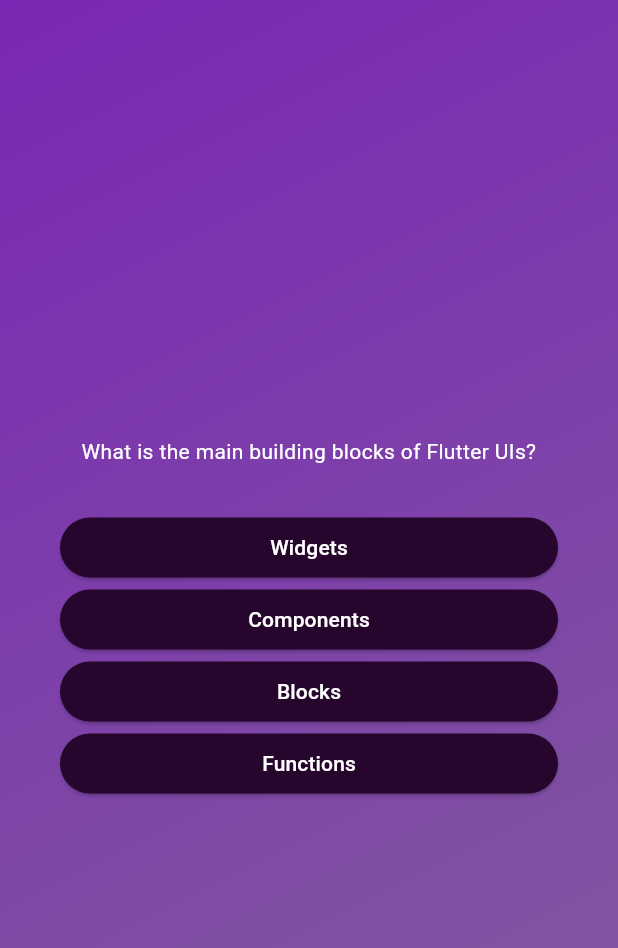
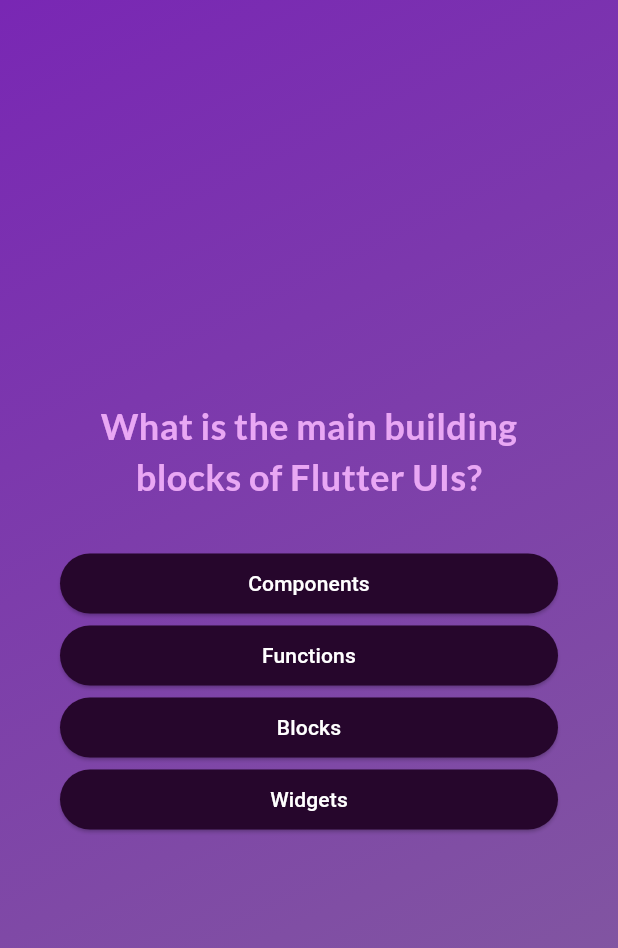
Before and after one commit to Tharani404/Quize_app_using_flutter, a Flutter app: the screen it shows after launch, after a tap on "Start Quiz", on a phone screen of 412 x 824 dp. Shown: the top 948 px of the screen. Run offline on Flutter 3.47's test engine with Material 3 defaults, Android fonts, the phone set to English and light mode, and no system bars; our stand-ins replace google_fonts.

```diff
--- a/lib/answer_button.dart
+++ b/lib/answer_button.dart
@@ -21,7 +21,7 @@ class AnswerButton extends StatelessWidget {
         shape: RoundedRectangleBorder(borderRadius: BorderRadius.circular(40),
       )
       ),
-      child: Text(answerText),
+      child: Text(answerText, textAlign: TextAlign.center,),
     );
   }
 }
--- a/lib/models/quiz_question.dart
+++ b/lib/models/quiz_question.dart
@@ -7,6 +7,12 @@ class QuizQuestion {
   final String text;
   final List<String> answer;
 
+  List<String>getShuffledAnswers() {
+    final shuffledList = List.of(answer);
+    shuffledList.shuffle();
+    return shuffledList;
+  }
+
 }
 
 // class _QuizQuestionState extends State<QuizQuestion> {
--- a/lib/questions_screen.dart
+++ b/lib/questions_screen.dart
@@ -1,9 +1,14 @@
 import 'package:flutter/material.dart';
 import 'package:quize_app/answer_button.dart';
 import 'package:quize_app/data/questions.dart';
+import 'package:google_fonts/google_fonts.dart';
 
+
+//widget class
 class QuestionsScreen extends StatefulWidget {
-  const QuestionsScreen(void Function() switchScreen, {super.key});
+  const QuestionsScreen({super.key, required this.onSelectAnswer,});
+
+  final void Function(String answer) onSelectAnswer;
 
   @override
   State<QuestionsScreen> createState() {
@@ -11,11 +16,26 @@ class QuestionsScreen extends StatefulWidget {
   }
 }
 
+//state class
 class _QuestionsScreenState extends State<QuestionsScreen> {
+
+  var currentQuestionIndex = 0;
+
+  void answeQuestion(String selectedAnswers) {
+
+    // currentQuestionIndex = currentQuestionIndex + 1;
+    // currentQuestionIndex += 1;
+
+    widget.onSelectAnswer(selectedAnswers);
+    setState(() {
+      currentQuestionIndex ++; //increments the value by 1
+    });
+  }
+
   @override
   Widget build(context) {
 
-    final currentQuestion = questions[0];
+    final currentQuestion = questions[currentQuestionIndex];
 
     return SizedBox(
       width: double.infinity,
@@ -27,16 +47,22 @@ class _QuestionsScreenState extends State<QuestionsScreen> {
           children: [
             Text(
               currentQuestion.text,
-              style: const TextStyle(
-              color: Colors.white,
-              // fontSize: 25
-            ),
+              style: GoogleFonts.lato(
+                color: const Color.fromARGB(255, 233, 167, 244),
+                fontSize: 24,
+                fontWeight: FontWeight.bold,
+              ),
             textAlign: TextAlign.center,
           ),
 
             const SizedBox(height: 30),
-            ...currentQuestion.answer.map((answer) {
-              return AnswerButton(answerText: answer, onTap: () {});
+            ...currentQuestion.getShuffledAnswers().map((answer) {
+              return AnswerButton(
+                answerText: answer,
+                onTap: () {
+                  answeQuestion(answer);
+                },
+              );
             })
             // AnswerButton(
             //   onTap: () {},
--- a/lib/quize.dart
+++ b/lib/quize.dart
@@ -1,4 +1,5 @@
 import 'package:flutter/material.dart';
+import 'package:quize_app/data/questions.dart';
 import 'package:quize_app/questions_screen.dart';
 import 'package:quize_app/quize_home.dart';
 
@@ -21,7 +22,7 @@ class _QuizeState extends State<Quize> { // "_" in private
   //   super.initState();
   // }
 
-
+  final List<String> selectedAnswers = [];
   var activeScreen = 'start-screen';
 
   //method Defining a function
@@ -31,12 +32,30 @@ class _QuizeState extends State<Quize> { // "_" in private
     });
   }
 
+
+  void chooseAnswer(String answer) {
+    selectedAnswers.add(answer);
+
+    if (selectedAnswers.length == questions.length) {
+      setState(() {
+        activeScreen = 'start-screen';
+      });
+    }
+  }
+
   @override
-  Widget build(context) {   //build method
+  Widget build(context) {  //build method
+    Widget screenWidget = QuizeHome(switchScreen);
 
-    final screenWidget = activeScreen == 'start-screen'
-      ? QuizeHome(switchScreen)
-      : QuestionsScreen(switchScreen);
+    // final screenWidget = activeScreen == 'start-screen'
+    //   ? QuizeHome(switchScreen)
+    //   : QuestionsScreen(switchScreen);
+
+    if (activeScreen == 'questions-screen') {
+      screenWidget = QuestionsScreen(
+        onSelectAnswer: chooseAnswer,
+      );
+    }
 
     return MaterialApp(
       home: Scaffold(
--- a/lib/quize_home.dart
+++ b/lib/quize_home.dart
@@ -1,4 +1,5 @@
 import 'package:flutter/material.dart';
+import 'package:google_fonts/google_fonts.dart';
 
 class QuizeHome extends StatelessWidget {
   const QuizeHome(this.startQuiz, {super.key});
@@ -31,9 +32,9 @@ class QuizeHome extends StatelessWidget {
             height: 30,
           ),
 
-          const Text('Learn Flutter the fun way!',
-            style: TextStyle(
-              color: Color.fromARGB(255, 255, 255, 255),
+          Text('Learn Flutter the fun way!',
+            style: GoogleFonts.lato(
+              color: const Color.fromARGB(255, 219, 164, 229),
               fontSize: 20,
             ),
           ),
@@ -43,7 +44,7 @@ class QuizeHome extends StatelessWidget {
             onPressed: startQuiz,
 
             style: OutlinedButton.styleFrom(
-              foregroundColor: Colors.white,
+              foregroundColor: const Color.fromARGB(255, 241, 212, 246),
             ),
             icon: const Icon(Icons.arrow_right_alt),
             label: const Text('Start Quiz'),
--- a/pubspec.yaml
+++ b/pubspec.yaml
@@ -35,6 +35,7 @@ dependencies:
   # The following adds the Cupertino Icons font to your application.
   # Use with the CupertinoIcons class for iOS style icons.
   cupertino_icons: ^1.0.8
+  google_fonts: ^6.2.1
 
 dev_dependencies:
   flutter_test:
```
Also changed, not shown: pubspec.lock, 1 other file.
